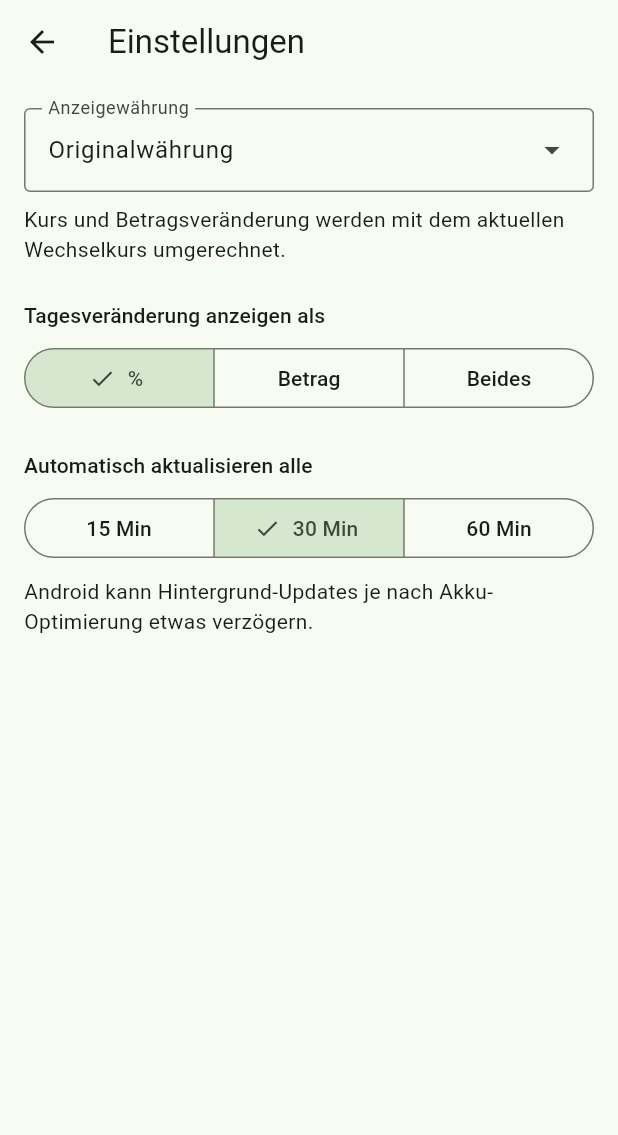
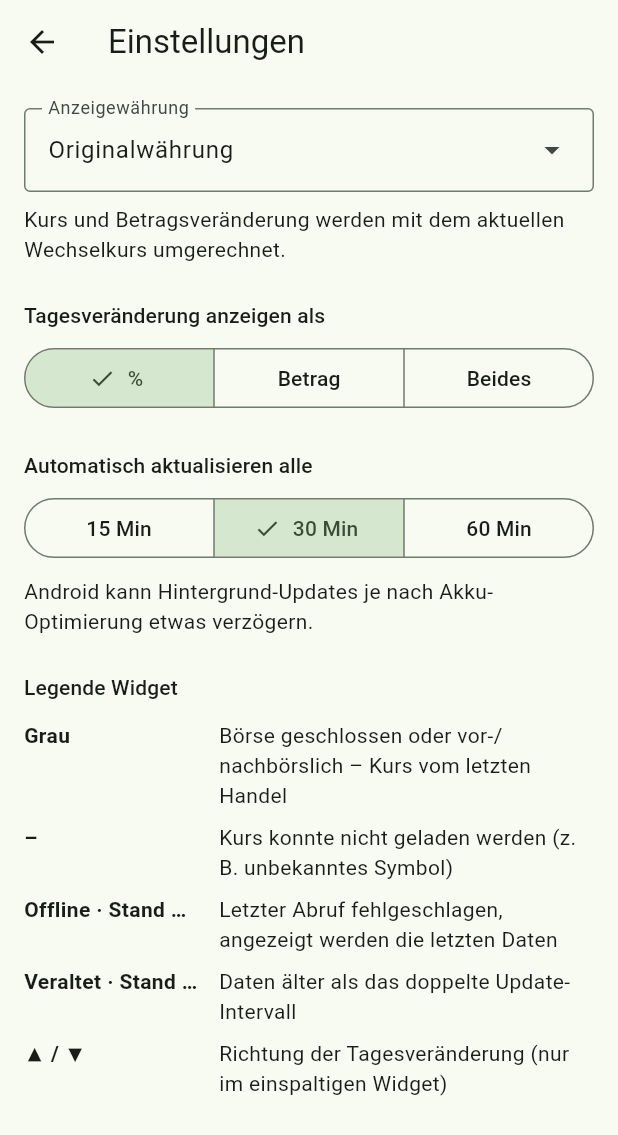
Before and after one commit to SphaeroX/SimpleStockWidget, a Flutter app: the SettingsPage screen opened directly, on a phone screen of 412 x 824 dp. Shown: the top 1135 px of the screen. Run offline on Flutter 3.47's test engine with Material 3 defaults, Android fonts, the phone set to English and light mode, and no system bars; our stand-ins replace flutter_riverpod, material_ui, shared_preferences; missing offline and left inert: home_widget, workmanager; accounts and stored records are empty.

Commit message:
feat: market state, partial/total error and stale indicators in widget (Task_10)
Co-Authored-By: Claude Opus 5.5 <noreply@anthropic.com>
Claude-Session: https://claude.ai/code/session_016R7J7mAkeAMcodJ5Xo96YJ

```diff
--- a/lib/app/settings_page.dart
+++ b/lib/app/settings_page.dart
@@ -55,6 +55,8 @@ class SettingsPage extends ConsumerWidget {
             ),
             const SizedBox(height: 8),
             const Text('Android kann Hintergrund-Updates je nach Akku-Optimierung etwas verzögern.'),
+            const SizedBox(height: 24),
+            const WidgetLegend(),
           ],
         ),
       ),
@@ -67,3 +69,38 @@ class SettingsPage extends ConsumerWidget {
     ChangeMode.both => 'Beides',
   };
 }
+
+/// Erklärt die Markierungen im Widget.
+class WidgetLegend extends StatelessWidget {
+  const WidgetLegend({super.key});
+
+  @override
+  Widget build(BuildContext context) {
+    final t = Theme.of(context).textTheme;
+    Widget line(String what, String meaning) => Padding(
+      padding: const EdgeInsets.symmetric(vertical: 4),
+      child: Row(
+        crossAxisAlignment: CrossAxisAlignment.start,
+        children: [
+          SizedBox(
+            width: 130,
+            child: Text(what, style: t.bodyMedium?.copyWith(fontWeight: FontWeight.w600)),
+          ),
+          Expanded(child: Text(meaning)),
+        ],
+      ),
+    );
+    return Column(
+      crossAxisAlignment: CrossAxisAlignment.start,
+      children: [
+        Text('Legende Widget', style: t.titleSmall),
+        const SizedBox(height: 8),
+        line('Grau', 'Börse geschlossen oder vor-/nachbörslich – Kurs vom letzten Handel'),
+        line('–', 'Kurs konnte nicht geladen werden (z. B. unbekanntes Symbol)'),
+        line('Offline · Stand …', 'Letzter Abruf fehlgeschlagen, angezeigt werden die letzten Daten'),
+        line('Veraltet · Stand …', 'Daten älter als das doppelte Update-Intervall'),
+        line('▲ / ▼', 'Richtung der Tagesveränderung (nur im einspaltigen Widget)'),
+      ],
+    );
+  }
+}
--- a/lib/widget_sync/payload_builder.dart
+++ b/lib/widget_sync/payload_builder.dart
@@ -21,5 +21,6 @@ WidgetRow buildRow(WatchlistEntry e, Quote q, AppSettings settings, Map<String,
     change: formatChange(mode, change: c.change, percent: c.changePercent, reference: c.price),
     currency: currencySymbol(c.currency),
     direction: direction,
+    dim: const {MarketState.closed, MarketState.pre, MarketState.post}.contains(q.marketState),
   );
 }
--- a/lib/widget_sync/widget_keys.dart
+++ b/lib/widget_sync/widget_keys.dart
@@ -5,6 +5,9 @@ abstract final class WidgetKeys {
   /// Zeitstempel (ms) eines laufenden Refreshs, leer wenn keiner läuft.
   static const loading = 'ssw_loading';
 
+  /// Fehlerhinweis des letzten Refreshs (z. B. „Offline · Stand 22:48 Mi.“), leer wenn erfolgreich.
+  static const error = 'ssw_error';
+
   /// Zeitstempel (ms) der letzten WorkManager-Ausführung (Debugging).
   static const lastBackgroundRun = 'ssw_last_background_run';
 }
```
Also changed, not shown: lib/widget_sync/refresh_service.dart (+31 -2 lines), lib/widget_sync/widget_payload.dart (+37 -1 lines), lib/widget_sync/widget_status.dart (added, +17 -0 lines), tests/widget_sync/status_test.dart (added, +139 -0 lines), 9 other files.
